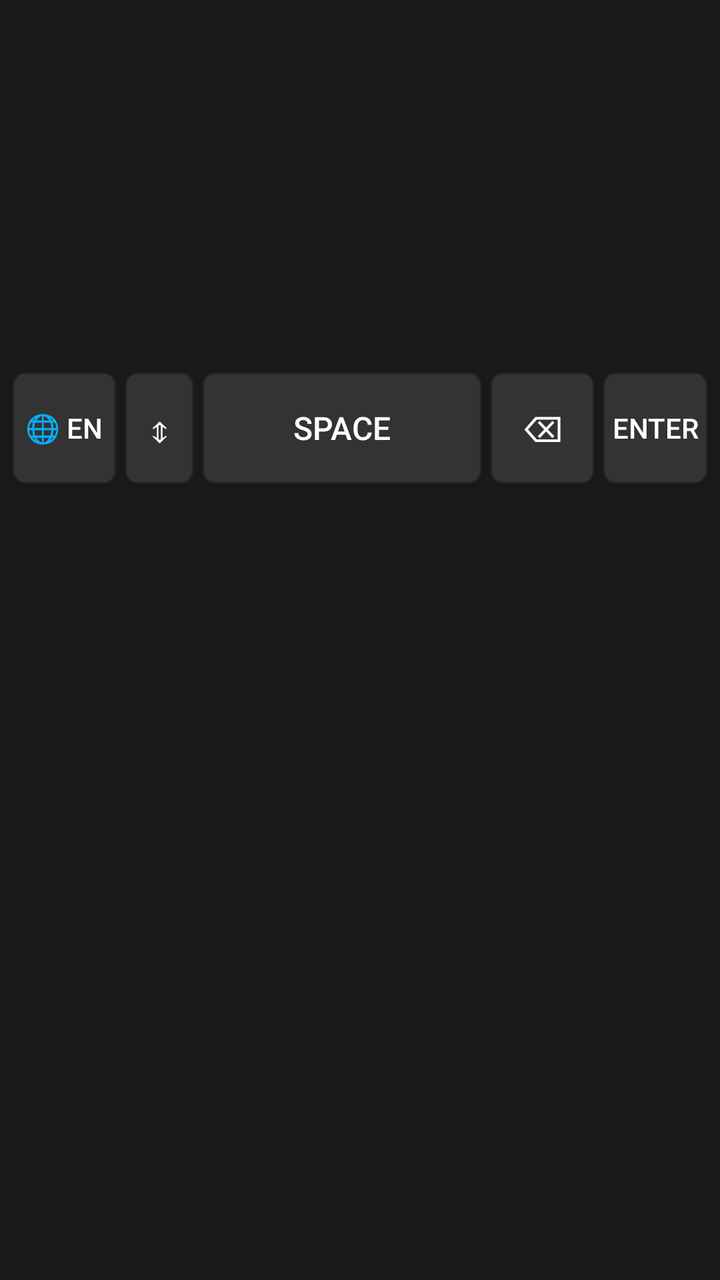
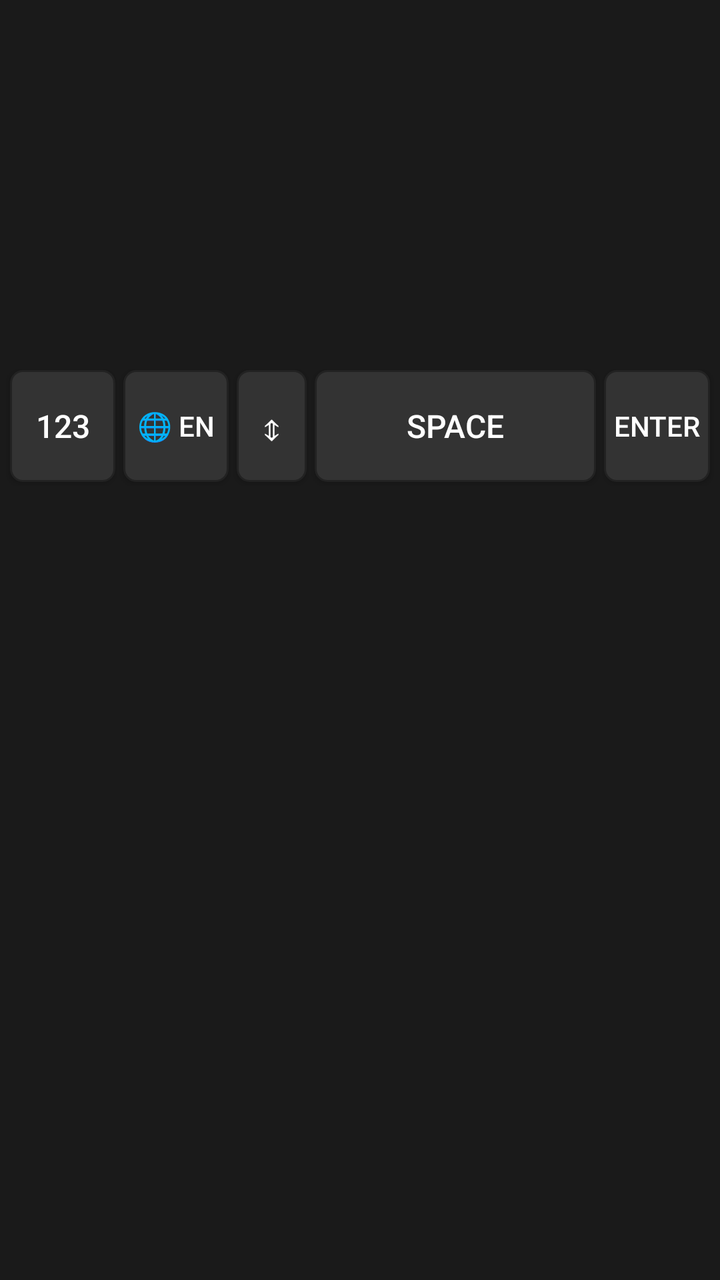

Compare the two renders of this Android layout. The source of the first and the diff that turns it into the second are given below.
<!-- AndroidManifest.xml: application theme Theme.AppCompat.NoActionBar -->
<!-- res/layout/keyboard_view.xml -->
<?xml version="1.0" encoding="utf-8"?>
<LinearLayout xmlns:android="http://schemas.android.com/apk/res/android"
    android:layout_width="match_parent"
    android:layout_height="wrap_content"
    android:orientation="vertical"
    android:background="#1A1A1A"
    android:padding="4dp">

    <LinearLayout
        android:id="@+id/row1"
        android:layout_width="match_parent"
        android:layout_height="60dp"
        android:orientation="horizontal" />

    <LinearLayout
        android:id="@+id/row2"
        android:layout_width="match_parent"
        android:layout_height="60dp"
        android:orientation="horizontal" />

    <LinearLayout
        android:id="@+id/row3"
        android:layout_width="match_parent"
        android:layout_height="60dp"
        android:orientation="horizontal" />

    <LinearLayout
        android:layout_width="match_parent"
        android:layout_height="60dp"
        android:orientation="horizontal">

        <Button
            android:id="@+id/btnLang"
            android:layout_width="0dp"
            android:layout_height="match_parent"
            android:layout_weight="1.5"
            android:layout_margin="2dp"
            android:background="@drawable/btn_bg"
            android:text="🌐 EN"
            android:textColor="#FFFFFF"
            android:textSize="14sp" />

        <Button
            android:id="@+id/btnSize"
            android:layout_width="0dp"
            android:layout_height="match_parent"
            android:layout_weight="1"
            android:layout_margin="2dp"
            android:background="@drawable/btn_bg"
            android:text="⇕"
            android:textColor="#FFFFFF"
            android:textSize="18sp" />

        <Button
            android:id="@+id/btnSpace"
            android:layout_width="0dp"
            android:layout_height="match_parent"
            android:layout_weight="4"
            android:layout_margin="2dp"
            android:background="@drawable/btn_bg"
            android:text="Space"
            android:textColor="#FFFFFF"
            android:textSize="16sp" />

        <Button
            android:id="@+id/btnDelete"
            android:layout_width="0dp"
            android:layout_height="match_parent"
            android:layout_weight="1.5"
            android:layout_margin="2dp"
            android:background="@drawable/btn_bg"
            android:text="⌫"
            android:textColor="#FFFFFF"
            android:textSize="18sp" />

        <Button
            android:id="@+id/btnEnter"
            android:layout_width="0dp"
            android:layout_height="match_parent"
            android:layout_weight="1.5"
            android:layout_margin="2dp"
            android:background="@drawable/btn_bg"
            android:text="Enter"
            android:textColor="#FFFFFF"
            android:textSize="14sp" />
    </LinearLayout>
</LinearLayout>
<!-- resources referenced by this layout -->
<resources>
  <!-- drawable btn_bg (drawable) -->
  <?xml version="1.0" encoding="utf-8"?>
  <selector xmlns:android="http://schemas.android.com/apk/res/android">
      <item android:state_pressed="true">
          <shape android:shape="rectangle">
              <corners android:radius="6dp" />
              <solid android:color="#666666" />
          </shape>
      </item>
      <item>
          <shape android:shape="rectangle">
              <corners android:radius="6dp" />
              <solid android:color="#333333" />
              <stroke android:width="1dp" android:color="#222222" />
          </shape>
      </item>
  </selector>
</resources>

<!-- the commit's change to res/layout/keyboard_view.xml (unified diff, before → after) -->
@@ -4,30 +4,27 @@
     android:layout_height="wrap_content"
     android:orientation="vertical"
     android:background="#1A1A1A"
-    android:padding="4dp">
+    android:padding="3dp">
 
-    <LinearLayout
-        android:id="@+id/row1"
-        android:layout_width="match_parent"
-        android:layout_height="60dp"
-        android:orientation="horizontal" />
-
-    <LinearLayout
-        android:id="@+id/row2"
-        android:layout_width="match_parent"
-        android:layout_height="60dp"
-        android:orientation="horizontal" />
-
-    <LinearLayout
-        android:id="@+id/row3"
-        android:layout_width="match_parent"
-        android:layout_height="60dp"
-        android:orientation="horizontal" />
-
+    <LinearLayout android:id="@+id/row1" android:layout_width="match_parent" android:layout_height="60dp" android:orientation="horizontal" />
+    <LinearLayout android:id="@+id/row2" android:layout_width="match_parent" android:layout_height="60dp" android:orientation="horizontal" />
+    <LinearLayout android:id="@+id/row3" android:layout_width="match_parent" android:layout_height="60dp" android:orientation="horizontal" />
+    
     <LinearLayout
         android:layout_width="match_parent"
         android:layout_height="60dp"
         android:orientation="horizontal">
+
+        <Button
+            android:id="@+id/btn123"
+            android:layout_width="0dp"
+            android:layout_height="match_parent"
+            android:layout_weight="1.5"
+            android:layout_margin="2dp"
+            android:background="@drawable/btn_bg"
+            android:text="123"
+            android:textColor="#FFFFFF"
+            android:textSize="16sp" />
 
         <Button
             android:id="@+id/btnLang"
@@ -63,17 +60,6 @@
             android:textSize="16sp" />
 
         <Button
-            android:id="@+id/btnDelete"
-            android:layout_width="0dp"
-            android:layout_height="match_parent"
-            android:layout_weight="1.5"
-            android:layout_margin="2dp"
-            android:background="@drawable/btn_bg"
-            android:text="⌫"
-            android:textColor="#FFFFFF"
-            android:textSize="18sp" />
-
-        <Button
             android:id="@+id/btnEnter"
             android:layout_width="0dp"
             android:layout_height="match_parent"
